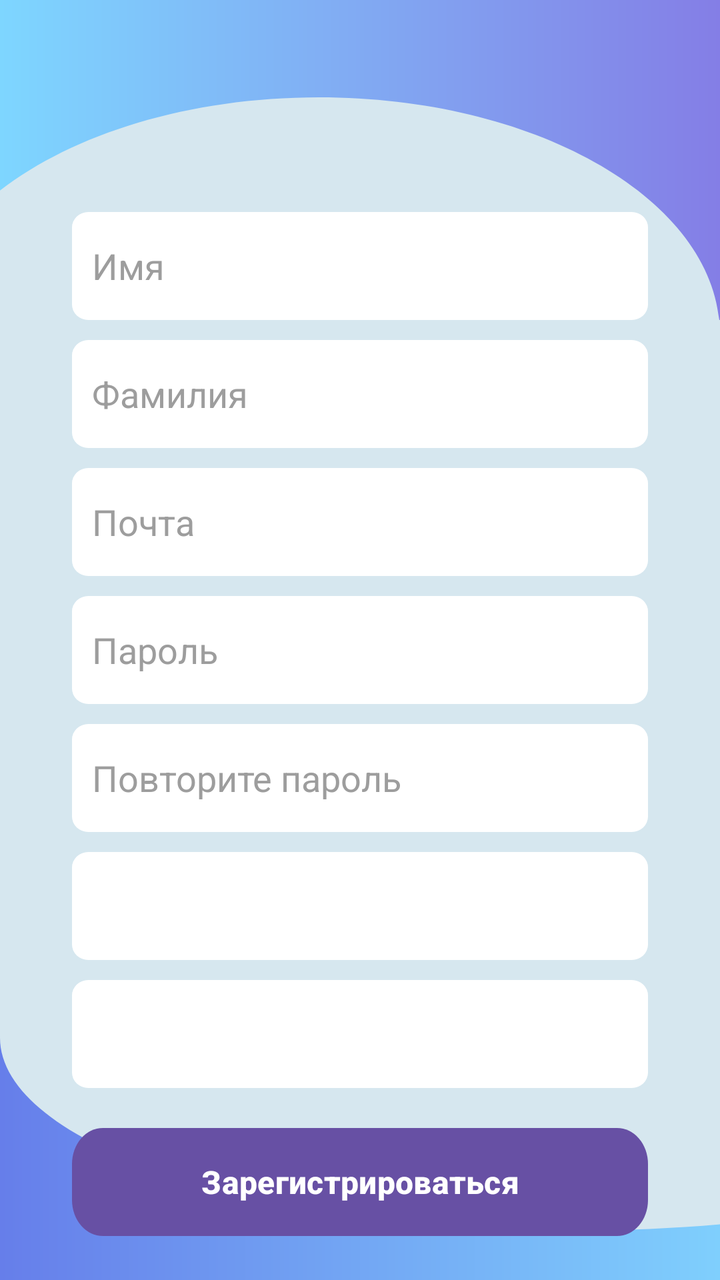
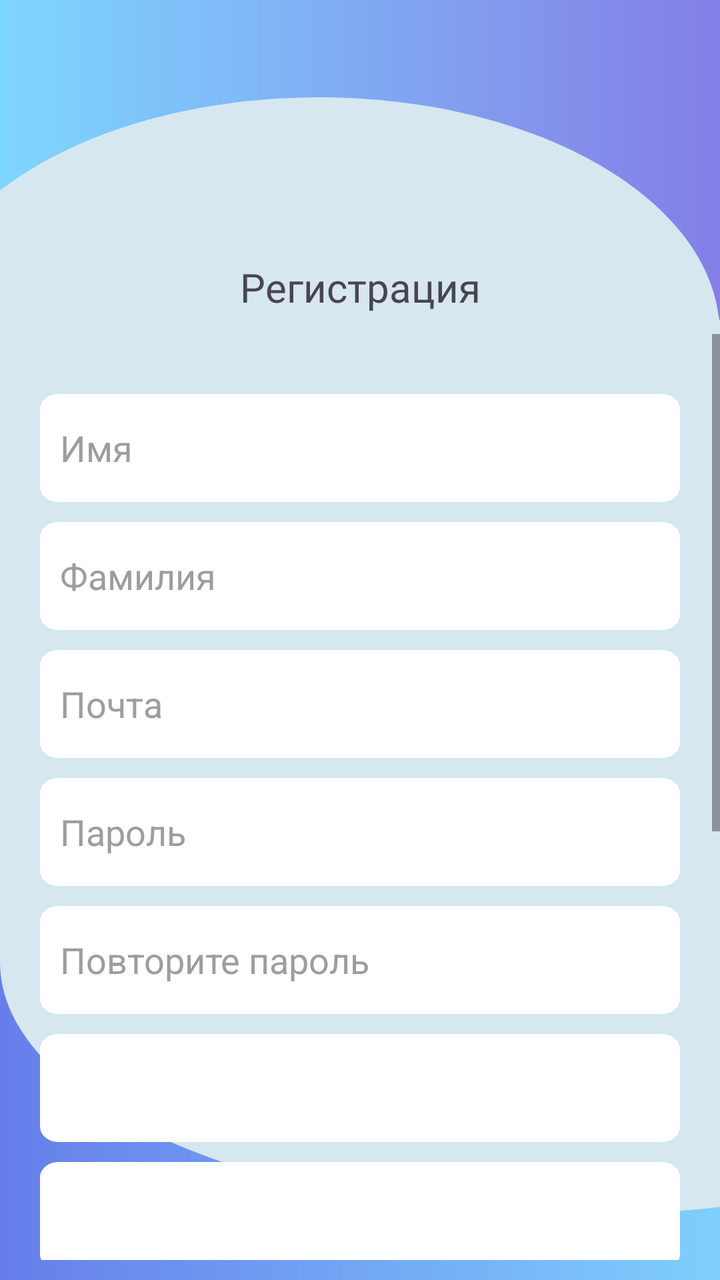

The first picture is an Android layout as it rendered before a commit; the second is the same layout after the commit. The layout source and the unified diff follow.
<!-- AndroidManifest.xml: application theme Theme.Universe -->
<!-- res/layout/activity_registration.xml -->
<?xml version="1.0" encoding="utf-8"?>
<androidx.constraintlayout.widget.ConstraintLayout xmlns:android="http://schemas.android.com/apk/res/android"
    xmlns:app="http://schemas.android.com/apk/res-auto"
    xmlns:tools="http://schemas.android.com/tools"
    android:id="@+id/main"
    android:layout_width="match_parent"
    android:layout_height="match_parent"
    android:background="@color/back"
    tools:context=".registration">

    <ImageView
        android:id="@+id/imageView3"
        android:layout_width="0dp"
        android:layout_height="122dp"
        android:scaleType="fitXY"
        app:layout_constraintBottom_toBottomOf="parent"
        app:layout_constraintEnd_toEndOf="parent"
        app:layout_constraintHeight_percent="0.25"
        app:layout_constraintStart_toStartOf="parent"
        app:srcCompat="@drawable/subtract_buttom" />

    <ImageView
        android:id="@+id/imageView2"
        android:layout_width="0dp"
        android:layout_height="0dp"
        android:scaleType="fitXY"
        app:layout_constraintTop_toTopOf="parent"
        app:layout_constraintStart_toStartOf="parent"
        app:layout_constraintEnd_toEndOf="parent"
        app:layout_constraintHeight_percent="0.25"
        app:srcCompat="@drawable/subtracttop" />

    

    
    <TextView
        android:id="@+id/textView"
        android:layout_width="wrap_content"
        android:layout_height="wrap_content"
        android:layout_marginTop="100dp"
        android:fontFamily="@font/roboto_medium"
        android:text="@string/registration"
        android:textSize="20sp"
        app:layout_constraintEnd_toEndOf="parent"
        app:layout_constraintStart_toStartOf="parent"
        app:layout_constraintTop_toTopOf="parent" />

    <ScrollView
        android:id="@+id/scrollView"
        android:layout_width="288dp"
        android:layout_height="560dp"
        android:layout_marginTop="5dp"
        android:layout_marginBottom="20dp"
        android:scrollbars="vertical"
        app:layout_constraintBottom_toBottomOf="parent"
        app:layout_constraintEnd_toEndOf="parent"
        app:layout_constraintStart_toStartOf="parent"
        app:layout_constraintTop_toBottomOf="@+id/textView">

        
        <LinearLayout
            android:id="@+id/linearLayout"
            android:layout_width="match_parent"
            android:layout_height="wrap_content"
            android:orientation="vertical">

            <EditText
                android:id="@+id/editTextName"
                android:layout_width="match_parent"
                android:layout_height="54dp"
                android:layout_marginTop="10dp"
                android:background="@drawable/edit_text"
                android:ems="10"
                android:hint="Имя"
                android:inputType="text"
                android:minHeight="48dp"
                android:padding="10dp"
                android:textColor="@color/black"
                android:textColorHint="@color/hide_text" />

            <EditText
                android:id="@+id/editTextSurname"
                android:layout_width="match_parent"
                android:layout_height="54dp"
                android:layout_marginTop="10dp"
                android:background="@drawable/edit_text"
                android:ems="10"
                android:hint="Фамилия"
                android:inputType="text"
                android:minHeight="48dp"
                android:padding="10dp"
                android:textColor="@color/black"
                android:textColorHint="@color/hide_text" />

            <EditText
                android:id="@+id/editTextMail"
                android:layout_width="match_parent"
                android:layout_height="54dp"
                android:layout_marginTop="10dp"
                android:background="@drawable/edit_text"
                android:ems="10"
                android:hint="Почта"
                android:inputType="textEmailAddress"
                android:minHeight="48dp"
                android:padding="10dp"
                android:textColor="@color/black"
                android:textColorHint="@color/hide_text" />

            <EditText
                android:id="@+id/editTextPassword"
                android:layout_width="match_parent"
                android:layout_height="54dp"
                android:layout_marginTop="10dp"
                android:background="@drawable/edit_text"
                android:ems="10"
                android:hint="Пароль"
                android:inputType="textPassword"
                android:minHeight="48dp"
                android:padding="10dp"
                android:textColor="@color/black"
                android:textColorHint="@color/hide_text" />

            <EditText
                android:id="@+id/editTextPassword2"
                android:layout_width="match_parent"
                android:layout_height="54dp"
                android:layout_marginTop="10dp"
                android:background="@drawable/edit_text"
                android:ems="10"
                android:hint="Повторите пароль"
                android:inputType="textPassword"
                android:minHeight="48dp"
                android:padding="10dp"
                android:textColor="@color/black"
                android:textColorHint="@color/hide_text" />


            <Spinner
                android:id="@+id/spinner1"
                android:layout_width="match_parent"
                android:layout_height="54dp"
                android:layout_marginTop="10dp"
                android:background="@drawable/edit_text"
                android:minHeight="48dp"
                android:paddingStart="10dp"
                android:textColor="@color/black" />

            <Spinner
                android:id="@+id/spinner2"
                android:layout_width="match_parent"
                android:layout_height="54dp"
                android:layout_marginTop="10dp"
                android:background="@drawable/edit_text"
                android:minHeight="48dp"
                android:paddingStart="10dp"
                android:textColor="@color/black" />

            <Button
                android:id="@+id/btnRegister"
                android:layout_width="match_parent"
                android:layout_height="54dp"
                android:layout_marginTop="20dp"
                android:background="@drawable/singup"
                android:radius="16dp"
                android:text="Зарегистрироваться"
                android:textColor="@color/white"
                android:textSize="16sp"
                android:textStyle="bold"
                />

        </LinearLayout>
    </ScrollView>

</androidx.constraintlayout.widget.ConstraintLayout>
<!-- resources referenced by this layout -->
<resources>
  <color name="back">#D6E7EF</color>
  <color name="black">#FF000000</color>
  <color name="hide_text">#9D9D9D</color>
  <color name="white">#FFFFFFFF</color>
  <!-- drawable edit_text (drawable) -->
  <vector xmlns:android="http://schemas.android.com/apk/res/android"
      android:width="350dp"
      android:height="70dp"
      android:viewportWidth="350"
      android:viewportHeight="70">
    <path
        android:pathData="M10,0L340,0A10,10 0,0 1,350 10L350,60A10,10 0,0 1,340 70L10,70A10,10 0,0 1,0 60L0,10A10,10 0,0 1,10 0z"
        android:fillColor="#ffffff"/>
  </vector>
  <!-- drawable singup (drawable) -->
  <vector xmlns:android="http://schemas.android.com/apk/res/android"
      android:width="373dp"
      android:height="60dp"
      android:viewportWidth="373"
      android:viewportHeight="60">
    <path
        android:pathData="M20,0L353,0A20,20 0,0 1,373 20L373,40A20,20 0,0 1,353 60L20,60A20,20 0,0 1,0 40L0,20A20,20 0,0 1,20 0z"
        android:fillColor="#3F37C9"/>
  </vector>
  <!-- drawable subtract_buttom (drawable) -->
  <vector xmlns:android="http://schemas.android.com/apk/res/android"
      xmlns:aapt="http://schemas.android.com/aapt"
      android:width="430dp"
      android:height="217dp"
      android:viewportWidth="430"
      android:viewportHeight="217">
    <path
        android:pathData="M0.01,0C0.01,0.5 0,1 0,1.5C0,96.22 153.79,173 343.5,173C373.38,173 402.36,171.09 430,167.51V217H0V0H0.01Z">
      <aapt:attr name="android:fillColor">
        <gradient
            android:startX="0"
            android:startY="108.5"
            android:endX="430"
            android:endY="108.5"
            android:type="linear">
          <item android:offset="0" android:color="#FF667EEA"/>
          <item android:offset="1" android:color="#FF7FCFFD"/>
        </gradient>
      </aapt:attr>
    </path>
  </vector>
  <!-- drawable subtracttop (drawable) -->
  <vector xmlns:android="http://schemas.android.com/apk/res/android"
      xmlns:aapt="http://schemas.android.com/aapt"
      android:width="430dp"
      android:height="217dp"
      android:viewportWidth="430"
      android:viewportHeight="217">
    <path
        android:pathData="M429.59,217C422.25,132.78 318.01,66 190.5,66C112.81,66 43.76,90.79 0,129.21V0H430V217H429.59Z">
      <aapt:attr name="android:fillColor">
        <gradient
            android:startX="430"
            android:startY="108.5"
            android:endX="0"
            android:endY="108.5"
            android:type="linear">
          <item android:offset="0" android:color="#FF847EE6"/>
          <item android:offset="1" android:color="#FF7ED6FF"/>
        </gradient>
      </aapt:attr>
    </path>
  </vector>
  <string name="registration">Регистрация</string>
  <style name="Theme.Universe" parent="Base.Theme.Universe" />
  <style name="Base.Theme.Universe" parent="Theme.Material3.DayNight.NoActionBar">
          
          
  
          
          <item name="colorSecondaryContainer">@android:color/transparent</item>
      </style>
</resources>

<!-- the commit's change to res/layout/activity_registration.xml (unified diff, before → after) -->
@@ -8,17 +8,7 @@
     android:background="@color/back"
     tools:context=".registration">
 
-    <ImageView
-        android:id="@+id/imageView3"
-        android:layout_width="0dp"
-        android:layout_height="122dp"
-        android:scaleType="fitXY"
-        app:layout_constraintBottom_toBottomOf="parent"
-        app:layout_constraintEnd_toEndOf="parent"
-        app:layout_constraintHeight_percent="0.25"
-        app:layout_constraintStart_toStartOf="parent"
-        app:srcCompat="@drawable/subtract_buttom" />
-
+    
     <ImageView
         android:id="@+id/imageView2"
         android:layout_width="0dp"
@@ -31,13 +21,23 @@
         app:srcCompat="@drawable/subtracttop" />
 
     
+    <ImageView
+        android:id="@+id/imageView3"
+        android:layout_width="0dp"
+        android:layout_height="0dp"
+        android:scaleType="fitXY"
+        app:layout_constraintBottom_toBottomOf="parent"
+        app:layout_constraintStart_toStartOf="parent"
+        app:layout_constraintEnd_toEndOf="parent"
+        app:layout_constraintHeight_percent="0.25"
+        app:srcCompat="@drawable/subtract_buttom" />
 
     
     <TextView
         android:id="@+id/textView"
         android:layout_width="wrap_content"
         android:layout_height="wrap_content"
-        android:layout_marginTop="100dp"
+        android:layout_marginTop="130dp"
         android:fontFamily="@font/roboto_medium"
         android:text="@string/registration"
         android:textSize="20sp"
@@ -45,24 +45,25 @@
         app:layout_constraintStart_toStartOf="parent"
         app:layout_constraintTop_toTopOf="parent" />
 
+    
     <ScrollView
         android:id="@+id/scrollView"
-        android:layout_width="288dp"
-        android:layout_height="560dp"
-        android:layout_marginTop="5dp"
-        android:layout_marginBottom="20dp"
-        android:scrollbars="vertical"
+        android:layout_width="0dp"
+        android:layout_height="0dp"
+        android:layout_marginTop="10dp"
+        android:layout_marginBottom="10dp"
+        android:fillViewport="true"
+        app:layout_constraintTop_toBottomOf="@id/textView"
         app:layout_constraintBottom_toBottomOf="parent"
-        app:layout_constraintEnd_toEndOf="parent"
         app:layout_constraintStart_toStartOf="parent"
-        app:layout_constraintTop_toBottomOf="@+id/textView">
+        app:layout_constraintEnd_toEndOf="parent">
 
         
         <LinearLayout
-            android:id="@+id/linearLayout"
             android:layout_width="match_parent"
             android:layout_height="wrap_content"
-            android:orientation="vertical">
+            android:orientation="vertical"
+            android:padding="20dp">
 
             <EditText
                 android:id="@+id/editTextName"
@@ -70,10 +71,8 @@
                 android:layout_height="54dp"
                 android:layout_marginTop="10dp"
                 android:background="@drawable/edit_text"
-                android:ems="10"
                 android:hint="Имя"
                 android:inputType="text"
-                android:minHeight="48dp"
                 android:padding="10dp"
                 android:textColor="@color/black"
                 android:textColorHint="@color/hide_text" />
@@ -84,10 +83,8 @@
                 android:layout_height="54dp"
                 android:layout_marginTop="10dp"
                 android:background="@drawable/edit_text"
-                android:ems="10"
                 android:hint="Фамилия"
                 android:inputType="text"
-                android:minHeight="48dp"
                 android:padding="10dp"
                 android:textColor="@color/black"
                 android:textColorHint="@color/hide_text" />
@@ -98,10 +95,8 @@
                 android:layout_height="54dp"
                 android:layout_marginTop="10dp"
                 android:background="@drawable/edit_text"
-                android:ems="10"
                 android:hint="Почта"
                 android:inputType="textEmailAddress"
-                android:minHeight="48dp"
                 android:padding="10dp"
                 android:textColor="@color/black"
                 android:textColorHint="@color/hide_text" />
@@ -112,10 +107,8 @@
                 android:layout_height="54dp"
                 android:layout_marginTop="10dp"
                 android:background="@drawable/edit_text"
-                android:ems="10"
                 android:hint="Пароль"
                 android:inputType="textPassword"
-                android:minHeight="48dp"
                 android:padding="10dp"
                 android:textColor="@color/black"
                 android:textColorHint="@color/hide_text" />
@@ -126,34 +119,25 @@
                 android:layout_height="54dp"
                 android:layout_marginTop="10dp"
                 android:background="@drawable/edit_text"
-                android:ems="10"
                 android:hint="Повторите пароль"
                 android:inputType="textPassword"
-                android:minHeight="48dp"
                 android:padding="10dp"
                 android:textColor="@color/black"
                 android:textColorHint="@color/hide_text" />
-
 
             <Spinner
                 android:id="@+id/spinner1"
                 android:layout_width="match_parent"
                 android:layout_height="54dp"
                 android:layout_marginTop="10dp"
-                android:background="@drawable/edit_text"
-                android:minHeight="48dp"
-                android:paddingStart="10dp"
-                android:textColor="@color/black" />
+                android:background="@drawable/edit_text" />
 
             <Spinner
                 android:id="@+id/spinner2"
                 android:layout_width="match_parent"
                 android:layout_height="54dp"
                 android:layout_marginTop="10dp"
-                android:background="@drawable/edit_text"
-                android:minHeight="48dp"
-                android:paddingStart="10dp"
-                android:textColor="@color/black" />
+                android:background="@drawable/edit_text" />
 
             <Button
                 android:id="@+id/btnRegister"
@@ -161,12 +145,16 @@
                 android:layout_height="54dp"
                 android:layout_marginTop="20dp"
                 android:background="@drawable/singup"
-                android:radius="16dp"
                 android:text="Зарегистрироваться"
                 android:textColor="@color/white"
                 android:textSize="16sp"
-                android:textStyle="bold"
-                />
+                android:textStyle="bold" />
+
+            
+            <View
+                android:layout_width="match_parent"
+                android:layout_height="300dp" />
+            
 
         </LinearLayout>
     </ScrollView>
